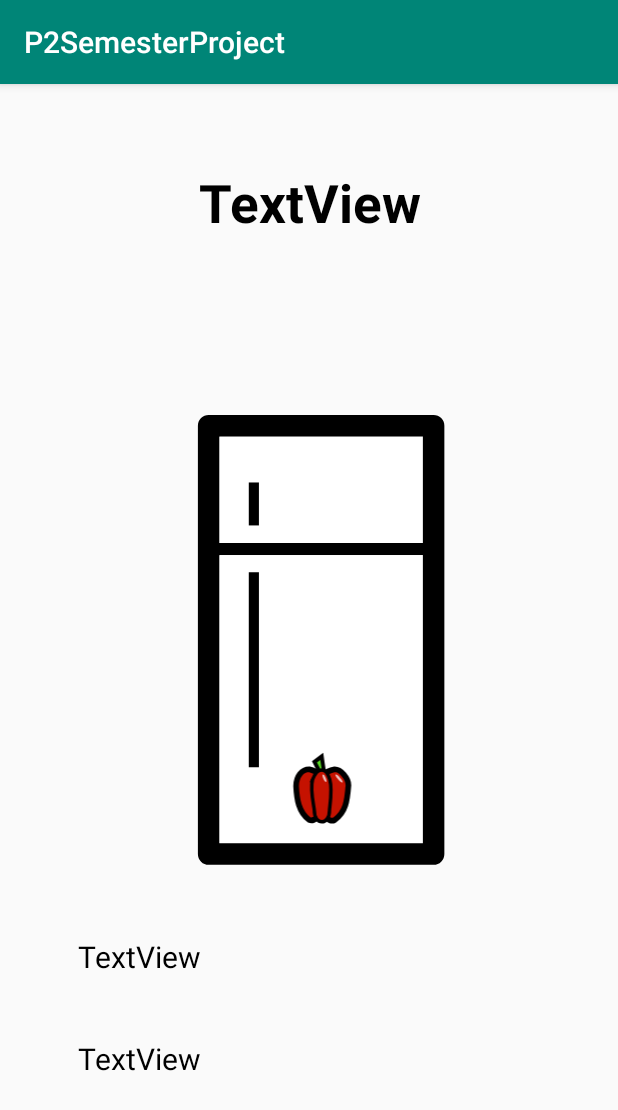
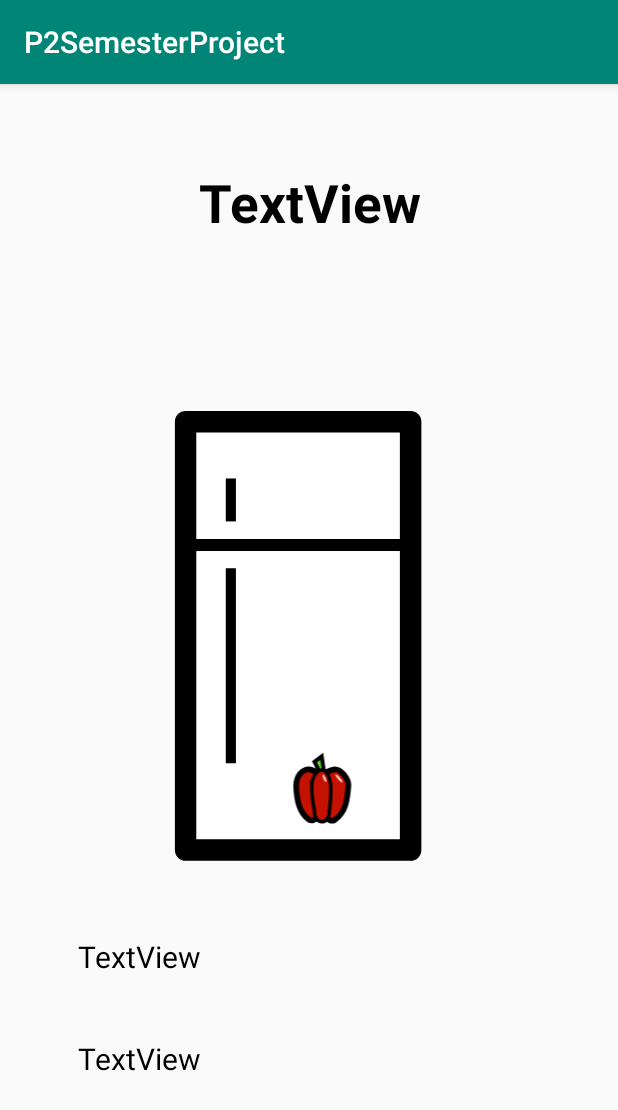
Before and after one commit to Nivlon/P2-A221-SemesterProject, an Android app: the InfoScreen screen opened directly, with no data from a screen before it, on a phone screen of 412 x 824 dp. Shown: the top 1110 px of the screen. Run offline under Robolectric (Android 15) with nearby library versions, the phone set to English and light mode, and no system bars.

Commit message:
Info screen buttun works!

```diff
--- a/app/src/main/res/layout/activity_info_screen.xml
+++ b/app/src/main/res/layout/activity_info_screen.xml
@@ -54,10 +54,10 @@
         android:layout_marginBottom="188dp"
         app:layout_constraintBottom_toBottomOf="parent"
         app:layout_constraintEnd_toEndOf="parent"
-        app:layout_constraintHorizontal_bias="1.0"
+        app:layout_constraintHorizontal_bias="0.651"
         app:layout_constraintStart_toStartOf="parent"
         app:layout_constraintTop_toTopOf="parent"
-        app:layout_constraintVertical_bias="1.0"
+        app:layout_constraintVertical_bias="0.983"
         app:srcCompat="@drawable/fridge1" />
 
     <TextView
--- a/app/src/main/res/layout/my_card_view.xml
+++ b/app/src/main/res/layout/my_card_view.xml
@@ -13,7 +13,7 @@
         android:layout_height="wrap_content">
 
         <Button
-            android:id="@+id/button4"
+            android:id="@+id/infoButton"
             android:layout_width="301dp"
             android:layout_height="match_parent"
             android:layout_weight="0"
```
Also changed, not shown: app/src/main/java/com/example/p2semesterproject/CategorizedList.java (+18 -1 lines), app/src/main/java/com/example/p2semesterproject/FoodListAdapter.java (+10 -3 lines).
